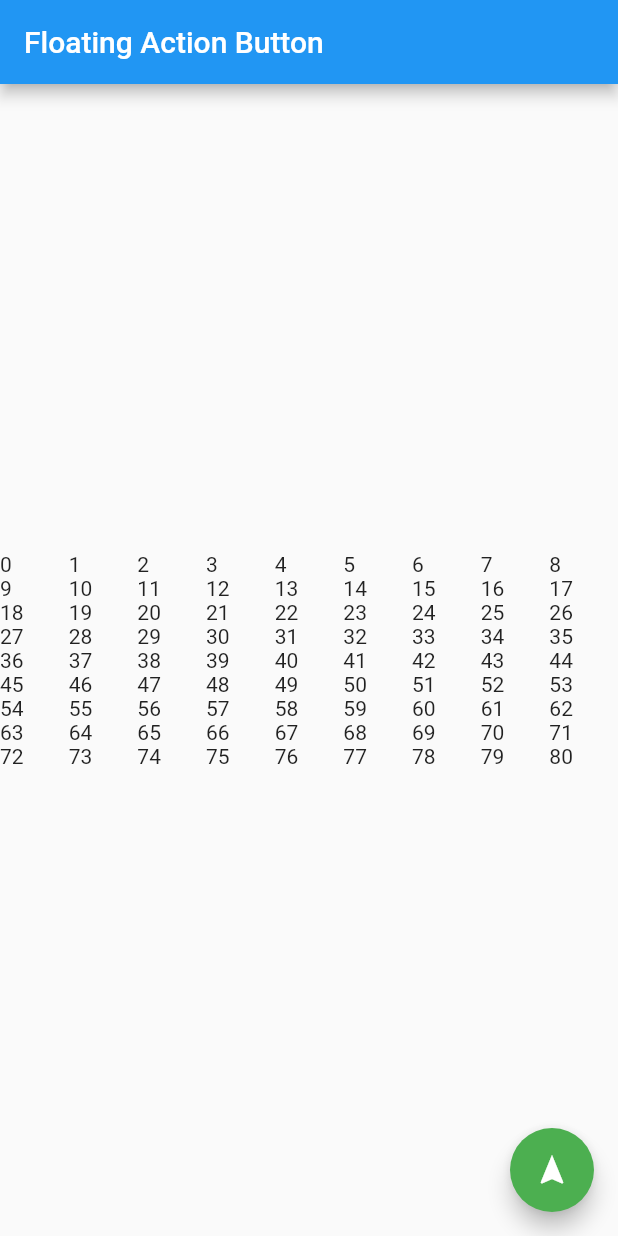
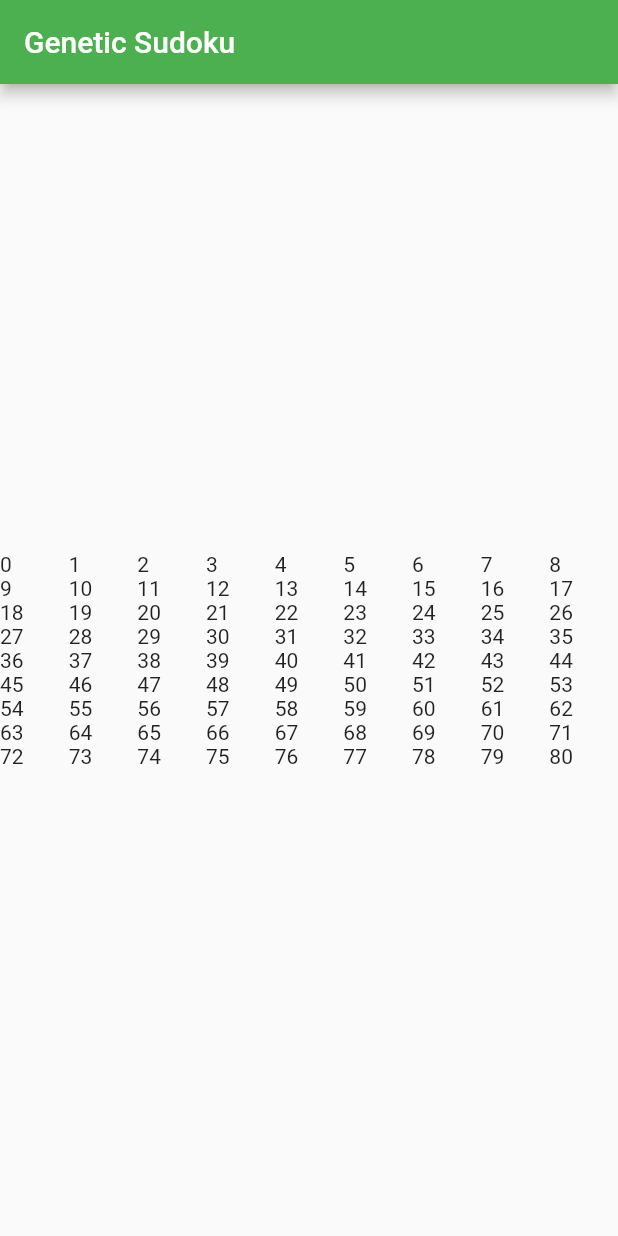
Before and after one commit to h80r-uft/IA-genetic-sudoku, a Flutter app: the screen it shows after launch, on a phone screen of 412 x 824 dp. Run offline on Flutter 3.47's test engine with Material 2 defaults, Android fonts, the phone set to English and light mode, and no system bars.

Commit message:
Remove FAB and change appBar design

```diff
--- a/lib/main.dart
+++ b/lib/main.dart
@@ -7,12 +7,10 @@ void main() => runApp(const MyApp());
 class MyApp extends StatelessWidget {
   const MyApp({Key? key}) : super(key: key);
 
-  static const String _title = 'Flutter Code Sample';
-
   @override
   Widget build(BuildContext context) {
     return const MaterialApp(
-      title: _title,
+      title: 'Genetic Sudoku',
       home: MyStatelessWidget(),
     );
   }
@@ -25,16 +23,12 @@ class MyStatelessWidget extends StatelessWidget {
   Widget build(BuildContext context) {
     return Scaffold(
       appBar: AppBar(
-        title: const Text('Floating Action Button'),
+        title: const Text('Genetic Sudoku'),
+        backgroundColor: Colors.green,
       ),
       body: Center(
         child: GridWidget(grid: Grid()),
       ),
-      floatingActionButton: FloatingActionButton(
-        onPressed: () {},
-        child: const Icon(Icons.navigation),
-        backgroundColor: Colors.green,
-      ),
     );
   }
 }
```
